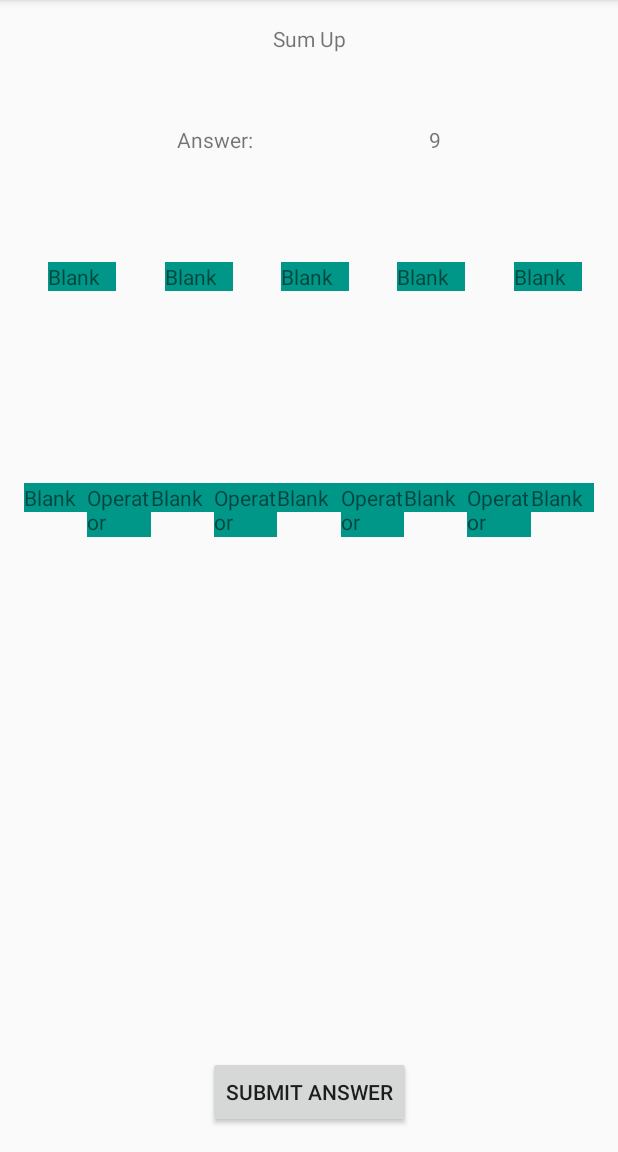
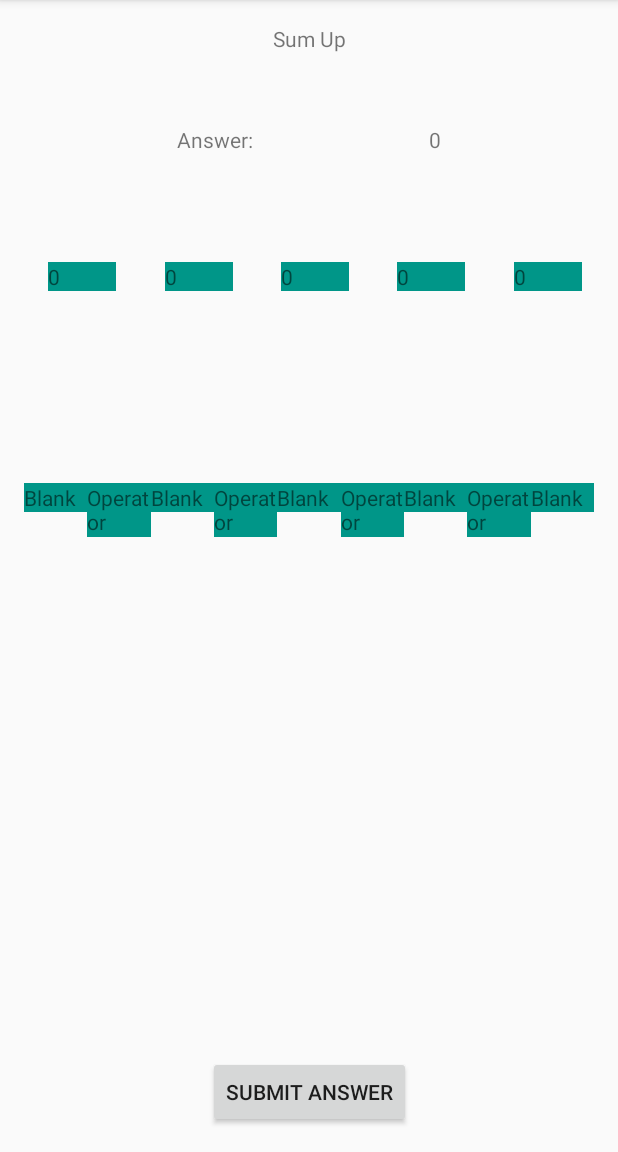
Before and after one commit to Tsz-Fung-Ryan/Andoird_Mobile_Sum_Up, an Android app: the GameActivity screen opened directly, with no data from a screen before it, on a phone screen of 412 x 824 dp, the part 84-1236 px from its top. Run offline under Robolectric (Android 15) with nearby library versions, the phone set to English and light mode, and no system bars.

```diff
--- a/app/src/main/java/com/example/cps731_project/GameActivity.java
+++ b/app/src/main/java/com/example/cps731_project/GameActivity.java
@@ -7,20 +7,39 @@ import android.util.Log;
 import android.view.View;
 import android.widget.TextView;
 
+import com.example.cps731_project.logic_layer.*;
+
+import java.util.Arrays;
+
 public class GameActivity extends AppCompatActivity {
 
     private TextView selectedView = null;
-    private String[] validNumbers = {"1", "2", "3", "4", "5"};
+    private String[] validNumbers = null;
     private String[] validOperators = {"+", "-"};
+    private Logic_Layer logic_layer = new Logic_Layer();
 
     @Override
     protected void onCreate(Bundle savedInstanceState) {
         super.onCreate(savedInstanceState);
         setContentView(R.layout.activity_game);
 
-        int answer = 9;
+        int[] numbers = logic_layer.play();
+
+        Log.d("GAME", "Numbers: " + Arrays.toString(numbers));
+
+        validNumbers = new String[numbers.length];
+        for(int i = 0; i < numbers.length; i++) {
+            validNumbers[i] = numbers[i] + "";
+        }
+
+        int answer = logic_layer.currentAnswer();
+
+        Log.d("GAME", "Answer: " + answer);
+
         TextView answerView = findViewById(R.id.answer);
         answerView.setText(Integer.toString(answer));
+
+        setClickableNums(validNumbers);
     }
 
     /**
@@ -53,6 +72,14 @@ public class GameActivity extends AppCompatActivity {
         String temp = view1.getText().toString();
         view1.setText(view2.getText());
         view2.setText(temp);
+    }
+
+    private void setClickableNums(String[] nums) {
+        ((TextView) findViewById(R.id.operand1)).setText(nums[0]);
+        ((TextView) findViewById(R.id.operand2)).setText(nums[1]);
+        ((TextView) findViewById(R.id.operand3)).setText(nums[2]);
+        ((TextView) findViewById(R.id.operand4)).setText(nums[3]);
+        ((TextView) findViewById(R.id.operand5)).setText(nums[4]);
     }
 
     /**
```
